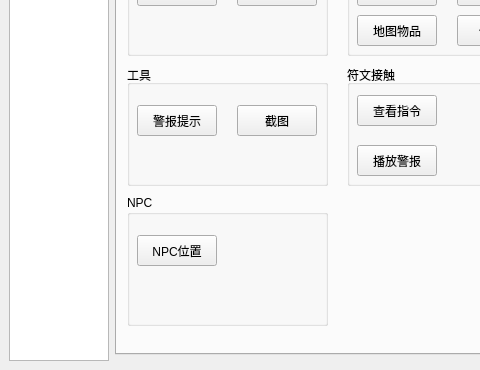
Old version of the form mainwindow.ui in the repository kinvcode/BattleMush; both pictures show x 0 to 480 and y 230 to 600 of the 800 by 600 pixel window.
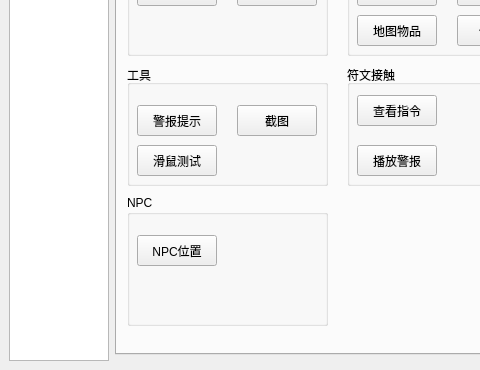
New version of the form. The open tabs and pages were chosen to show the change. Custom widgets are drawn as their Qt base class.

Diff of the .ui file:
```diff
--- a/mainwindow.ui
+++ b/mainwindow.ui
@@ -2320,6 +2320,31 @@
             <string>截图</string>
            </property>
           </widget>
+          <widget class="QPushButton" name="pushButton_mousetrack">
+           <property name="geometry">
+            <rect>
+             <x>10</x>
+             <y>80</y>
+             <width>80</width>
+             <height>31</height>
+            </rect>
+           </property>
+           <property name="minimumSize">
+            <size>
+             <width>80</width>
+             <height>0</height>
+            </size>
+           </property>
+           <property name="maximumSize">
+            <size>
+             <width>80</width>
+             <height>16777215</height>
+            </size>
+           </property>
+           <property name="text">
+            <string>滑鼠测试</string>
+           </property>
+          </widget>
          </widget>
          <widget class="QGroupBox" name="groupBox_4">
           <property name="geometry">
```
Left out of the diff: 2 changed lines with no effect on the pictures.
